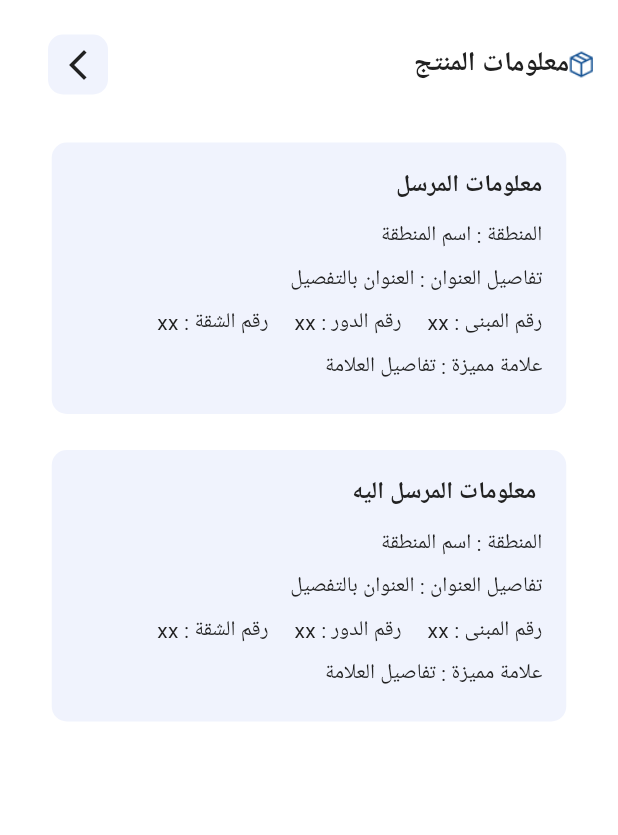
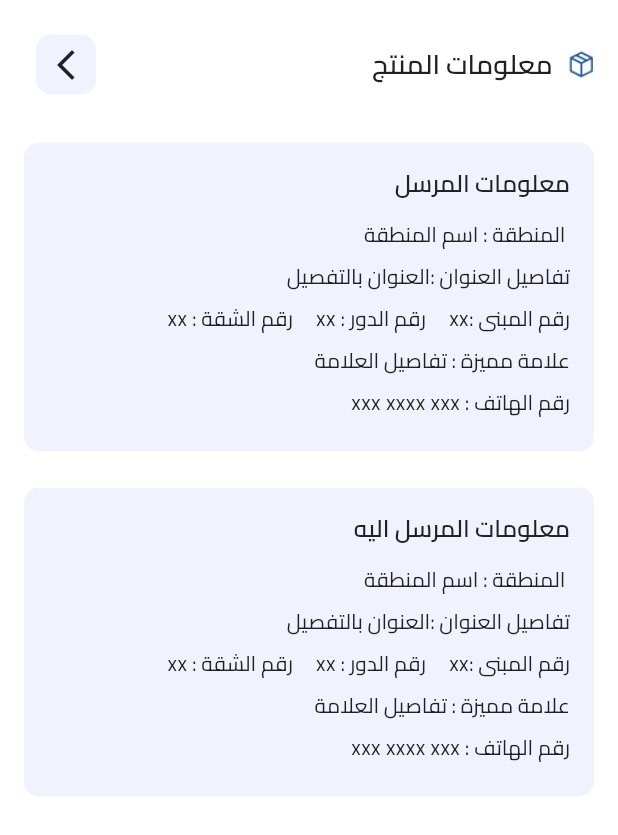
Before and after one commit to KHgamal/project_1, a Flutter app: the ProductView screen opened directly, on a phone screen of 412 x 824 dp. Shown: the top 835 px of the screen. Run offline on Flutter 3.47's test engine with Material 2 defaults, Android fonts, the phone set to English and light mode, and no system bars; our stand-ins replace dartz, equatable, get_it; network calls fail.

Commit message:
"update_product_details"

```diff
--- a/lib/core/common/widgets/app_bar.dart
+++ b/lib/core/common/widgets/app_bar.dart
@@ -1,9 +1,10 @@
 import 'package:flutter/material.dart';
+import 'package:project_1/core/common/widgets/app_bar_action.dart';
 import 'package:project_1/core/res/colours.dart';
 import 'package:project_1/generated/l10n.dart';
 
-class AppBarWidget extends StatelessWidget implements PreferredSizeWidget{
-  const AppBarWidget ({
+class AppBarWidget extends StatelessWidget implements PreferredSizeWidget {
+  const AppBarWidget({
     super.key,
   });
 
@@ -27,8 +28,7 @@ class AppBarWidget extends StatelessWidget implements PreferredSizeWidget{
                 child: CircleAvatar(
                   radius: 30.0,
                   backgroundImage: NetworkImage(
-                      'https://i.pinimg.com/originals/f5/c2/33/f5c233abe166b186b989293ad18ba07a.jpg'
-                  ),
+                      'https://i.pinimg.com/originals/f5/c2/33/f5c233abe166b186b989293ad18ba07a.jpg'),
                 ),
               ),
               const SizedBox(
@@ -42,8 +42,7 @@ class AppBarWidget extends StatelessWidget implements PreferredSizeWidget{
                     style: const TextStyle(
                         color: Colours.secondaryColour,
                         fontSize: 16.0,
-                        fontWeight: FontWeight.w400
-                    ),
+                        fontWeight: FontWeight.w400),
                   ),
                   Text(
                     S.of(context).user_name,
@@ -57,32 +56,15 @@ class AppBarWidget extends StatelessWidget implements PreferredSizeWidget{
               ),
             ],
           ),
-          Padding(
-            padding: const EdgeInsets.all(8.0),
-            child: Container(
-              width: 40,
-              height: 40,
-              decoration: BoxDecoration(
-                color: Colours.secondaryColour,
-                borderRadius: BorderRadius.circular(10.0),
-              ),
-              child: InkWell(
-                onTap: (){},
-                splashColor: Colors.transparent,
-                borderRadius: BorderRadius.circular(24),
-                child:const Icon(
-                  Icons.notifications_none_outlined,
-                  color: Colours.primaryColour,
-                  size: 24.0,
-                ),
-              ),
-            ),
-          ),
+          AppBarAction(
+              child: const Icon(Icons.notifications_none_outlined,
+                  color: Colours.primaryColour, size: 24.0),
+              onTap: () {}),
         ],
       ),
-
     );
   }
+
   @override
   Size get preferredSize => const Size.fromHeight(100);
 }
--- /dev/null
+++ b/lib/core/common/widgets/app_bar_action.dart
@@ -0,0 +1,28 @@
+import 'package:flutter/material.dart';
+
+import '../../res/colours.dart';
+class AppBarAction extends StatelessWidget {
+  const AppBarAction({Key? key, required this.child,required this.onTap}) : super(key: key);
+ final Widget child;
+ final void Function() onTap;
+  @override
+  Widget build(BuildContext context) {
+    return Padding(
+      padding: const EdgeInsets.all(8.0),
+      child: Container(
+        width: 40,
+        height: 40,
+        decoration: BoxDecoration(
+          color: Colours.secondaryColour,
+          borderRadius: BorderRadius.circular(10.0),
+        ),
+        child: InkWell(
+          onTap:onTap,
+          splashColor: Colors.transparent,
+          borderRadius: BorderRadius.circular(24),
+          child:child,
+        ),
+      ),
+    );
+  }
+}
--- /dev/null
+++ b/lib/core/res/styles.dart
@@ -0,0 +1,13 @@
+import 'package:flutter/material.dart';
+import 'package:project_1/core/res/colours.dart';
+abstract class Styles{
+  static const textStyle14=TextStyle(
+      fontSize: 14 , fontWeight: FontWeight.w400 , color: Colours.txtMainColor
+  );
+  static const textStyle16=TextStyle(
+      fontSize: 16 , fontWeight: FontWeight.w600, color: Colours.txtMainColor
+  );
+  static const textStyle18=TextStyle(
+      fontSize: 18 , fontWeight: FontWeight.w600 , color: Colours.txtMainColor
+  );
+}
--- a/lib/l10n/intl_ar.arb
+++ b/lib/l10n/intl_ar.arb
@@ -5,5 +5,5 @@
   "navbar_main": "الرئيسيه",
   "navbar_offers": "العروض",
   "navbar_profile": "حسابى",
-
+  "product_detail_title": "معلومات المنتج",
 }
--- a/lib/l10n/intl_en.arb
+++ b/lib/l10n/intl_en.arb
@@ -5,5 +5,5 @@
   "navbar_main": "Home",
   "navbar_offers": "Home",
   "navbar_profile": "Home",
-
+  "product_detail_title": "product's information",
 }
--- a/lib/main.dart
+++ b/lib/main.dart
@@ -23,6 +23,7 @@ class MyApp extends StatelessWidget {
       theme: ThemeData(
         visualDensity: VisualDensity.adaptivePlatformDensity,
         useMaterial3: true,
+        fontFamily: 'Cairo',
         colorScheme: ColorScheme.fromSwatch(
           accentColor: Colours.primaryColour,),
       ),
--- a/lib/src/dashboard/presentation/views/dashboard_screen.dart
+++ b/lib/src/dashboard/presentation/views/dashboard_screen.dart
@@ -24,7 +24,7 @@ int stackIndex = 2;
         children: const[
           Placeholder(),
           Placeholder(),
-          ProductView(),
+          HomeView(),
         ],
       ),
       bottomNavigationBar: Container(
--- a/lib/src/home/presentation/views/product_details_view.dart
+++ b/lib/src/home/presentation/views/product_details_view.dart
@@ -3,132 +3,32 @@ import 'package:flutter/material.dart';
 import '../../../../core/res/colours.dart';
 import '../../../../core/res/media_res.dart';
 import '../../../../generated/l10n.dart';
+import '../widgets/product_information_appbar.dart';
+import '../widgets/sender_receiver_information_container.dart';
 class ProductView extends StatelessWidget {
   const ProductView({Key? key}) : super(key: key);
   static const route = '/product_details';
   @override
   Widget build(BuildContext context) {
-    return SafeArea(
+    return  SafeArea(
       child: Scaffold(
         backgroundColor: Colors.white,
-        body: Column(
-          children: [
+        body: ListView(
+          children:const [
             Padding(
-              padding: const EdgeInsets.only(top: 15),
-              child: ListTile(
-                leading: Image.asset(Media.titleIcon, width: 19.5,height: 22,) ,
-                ///////////////////////////////////////////
-                title:Align(
-                  alignment: Alignment(1.3, 0),
-                  child: Text("معلومات المنتج",style: TextStyle(
-                    fontWeight: FontWeight.w600, fontSize: 18 , color: Colours.txtMainColor
-                  ),),
-                ),
-                trailing: Padding(
-                  padding: const EdgeInsets.all(8.0),
-                  child: Container(
-                    width: 40,
-                    height: 40,
-                    decoration: BoxDecoration(
-                      color: Colours.secondaryColour,
-                      borderRadius: BorderRadius.circular(10.0),
-                    ),
-                    child: InkWell(
-                      onTap: (){},
-                      splashColor: Colors.transparent,
-                      borderRadius: BorderRadius.circular(24),
-                      child:const Icon(
-                        Icons.arrow_forward_ios_outlined,
-                        color: Colours.txtMainColor,
-                        size: 24.0,
-                      ),
-                    ),
-                  ),
-                ),
-              ),
+              padding: EdgeInsets.only(top: 15 , right: 16 , left: 16),
+              child: ProductInformationAppbar(),
             ),
-            Container(
-              margin: const EdgeInsets.only(top: 24, right: 16, left: 16),
-              padding:const EdgeInsets.all(16) ,
-              width: 343,
-              height:181,
-              decoration: BoxDecoration(
-                color: Colours.secondaryColour,
-                borderRadius: BorderRadius.circular(10.0),
-              ),
-              child:const SingleChildScrollView(
-                child:  Column(
-                  crossAxisAlignment: CrossAxisAlignment.start,
-                  children: [
-                    Text("معلومات المرسل " , style: TextStyle(
-                        fontSize: 16 , fontWeight: FontWeight.w600 , color: Colours.txtMainColor
-                    ),),
-                    SizedBox(height: 12,),
-                    Text("المنطقة : اسم المنطقة " , style: TextStyle(
-                      fontSize: 14 , fontWeight: FontWeight.w400 , color: Colours.txtMainColor
-                    ),) ,
-                    SizedBox(height: 8,),
-                    Text("تفاصيل العنوان : العنوان بالتفصيل" , style: TextStyle(
-                        fontSize: 14 , fontWeight: FontWeight.w400 , color: Colours.txtMainColor
-                    ),),
-                    SizedBox(height: 8,),
-                    Text("رقم المبنى : xx     رقم الدور : xx     رقم الشقة : xx " , style: TextStyle(
-                        fontSize: 14 , fontWeight: FontWeight.w400 , color: Colours.txtMainColor
-                    ),),
-                    SizedBox(height: 8,),
-                    Text("علامة مميزة : تفاصيل العلامة" , style: TextStyle(
-                        fontSize: 14 , fontWeight: FontWeight.w400 , color: Colours.txtMainColor
-                    ),),
-                    SizedBox(height: 8,),
-                    Text("رقم الهاتف : xxx xxxx xxx" , style: TextStyle(
-                        fontSize: 14 , fontWeight: FontWeight.w400 , color: Colours.txtMainColor
-                    ),),
-
-                  ],
-                ),
-              ),
-            ),
-            Container(
-              margin: const EdgeInsets.only(top: 24, right: 16, left: 16),
-              padding:const EdgeInsets.all(16) ,
-              width: 343,
-              height:181,
-              decoration: BoxDecoration(
-                color: Colours.secondaryColour,
-                borderRadius: BorderRadius.circular(10.0),
-              ),
-              child:const SingleChildScrollView(
-                child:  Column(
-                  crossAxisAlignment: CrossAxisAlignment.start,
-                  children: [
-                    Text(" معلومات المرسل اليه " , style: TextStyle(
-                        fontSize: 16 , fontWeight: FontWeight.w600 , color: Colours.txtMainColor
-                    ),),
-                    SizedBox(height: 12,),
-                    Text("المنطقة : اسم المنطقة " , style: TextStyle(
-                        fontSize: 14 , fontWeight: FontWeight.w400 , color: Colours.txtMainColor
-                    ),) ,
-                    SizedBox(height: 8,),
-                    Text("تفاصيل العنوان : العنوان بالتفصيل" , style: TextStyle(
-                        fontSize: 14 , fontWeight: FontWeight.w400 , color: Colours.txtMainColor
-                    ),),
-                    SizedBox(height: 8,),
-                    Text("رقم المبنى : xx     رقم الدور : xx     رقم الشقة : xx " , style: TextStyle(
-                        fontSize: 14 , fontWeight: FontWeight.w400 , color: Colours.txtMainColor
-                    ),),
-                    SizedBox(height: 8,),
-                    Text("علامة مميزة : تفاصيل العلامة" , style: TextStyle(
-                        fontSize: 14 , fontWeight: FontWeight.w400 , color: Colours.txtMainColor
-                    ),),
-                    SizedBox(height: 8,),
-                    Text("رقم الهاتف : xxx xxxx xxx" , style: TextStyle(
-                        fontSize: 14 , fontWeight: FontWeight.w400 , color: Colours.txtMainColor
-                    ),),
-
-                  ],
-                ),
-              ),
-            ),
+            SenderReceiverInformationContainer(
+                title: "معلومات المرسل ", locationText: "اسم المنطقة",
+                addressInDetail: "العنوان بالتفصيل", buildingNumber: "xx",
+                floorNumber:"xx" , apartmentNumber:"xx",
+                markDetails: "تفاصيل العلامة", phoneNumber: "xxx xxxx xxx"),
+            SenderReceiverInformationContainer(
+                title: "معلومات المرسل اليه ", locationText: "اسم المنطقة",
+                addressInDetail: "العنوان بالتفصيل", buildingNumber: "xx",
+                floorNumber:"xx" , apartmentNumber:"xx",
+                markDetails: "تفاصيل العلامة", phoneNumber: "xxx xxxx xxx"),
           ],
         ),
       ),
--- /dev/null
+++ b/lib/src/home/presentation/widgets/product_information_appbar.dart
@@ -0,0 +1,32 @@
+import 'package:flutter/material.dart';
+import 'package:project_1/core/common/widgets/app_bar_action.dart';
+import 'package:project_1/core/res/styles.dart';
+
+import '../../../../core/res/colours.dart';
+import '../../../../core/res/media_res.dart';
+class ProductInformationAppbar extends StatelessWidget {
+  const ProductInformationAppbar({Key? key}) : super(key: key);
+
+  @override
+  Widget build(BuildContext context) {
+    return Row(
+      mainAxisAlignment: MainAxisAlignment.spaceBetween,
+      children: [
+        Row(
+          children: [
+            Image.asset(Media.titleIcon, width: 19.5,height: 22,) ,
+            const SizedBox(width: 8,),
+            const Text("معلومات المنتج",style:Styles.textStyle18),
+          ],
+        ),
+        AppBarAction(
+          child: const Icon(
+            Icons.arrow_forward_ios_outlined,
+            color: Colours.txtMainColor,
+            size: 24.0,
+          ), onTap: (){},),
+      ],
+
+    );
+  }
+}
--- a/lib/src/home/presentation/widgets/products_grid_view.dart
+++ b/lib/src/home/presentation/widgets/products_grid_view.dart
@@ -8,6 +8,7 @@ class ShowProductsGridView extends StatelessWidget {
 
   @override
   Widget build(BuildContext context) {
+    final isLandScape=MediaQuery.of(context).orientation==Orientation.landscape;
     final size =MediaQuery.of(context).size;
     return LayoutBuilder(
       builder: (context,constraints){
@@ -16,15 +17,21 @@ class ShowProductsGridView extends StatelessWidget {
           runSpacing: constraints.maxWidth*0.04,
           runAlignment: WrapAlignment.spaceEvenly,
           children: textList.map((e) {
-            return Container(
+            return GestureDetector(
+              onTap: ()=>  Navigator.pushNamed(
+                context,
+                '/product_details',
+              ),
+              child: Container(
                   padding: const EdgeInsets.all(16),
-                height: constraints.maxWidth*0.48,
+                  height: isLandScape? constraints.maxWidth*0.28: constraints.maxWidth*0.48,
                   width: constraints.maxWidth*0.48,
                   decoration: BoxDecoration(
                     color: Colours.secondaryColour,
                     borderRadius: BorderRadius.circular(10),
                   ),
                   child: const ProductsInformationListView()
+              ),
             );
           }).toList(),
 
--- /dev/null
+++ b/lib/src/home/presentation/widgets/sender_receiver_information_container.dart
@@ -0,0 +1,53 @@
+import 'package:flutter/material.dart';
+
+import '../../../../core/res/colours.dart';
+import '../../../../core/res/styles.dart';
+class SenderReceiverInformationContainer extends StatelessWidget {
+  const SenderReceiverInformationContainer({Key? key, required this.title, required this.locationText, required this.addressInDetail, required this.buildingNumber, required this.floorNumber, required this.apartmentNumber, required this.markDetails, required this.phoneNumber}) : super(key: key);
+final String title;
+final String locationText;
+final String addressInDetail;
+final String buildingNumber;
+final String floorNumber;
+final String apartmentNumber;
+final String markDetails;
+final String phoneNumber;
+  @override
+  Widget build(BuildContext context) {
+    final isLandScape=MediaQuery.of(context).orientation==Orientation.landscape;
+    return LayoutBuilder(
+      builder: (context , constrain) {
+        return Container(
+          margin: const EdgeInsets.only(top: 24, right: 16, left: 16),
+          padding:const EdgeInsets.all(16) ,
+          height: isLandScape? constrain.maxWidth*0.3: constrain.maxWidth*0.5,
+          width: constrain.maxWidth*0.9,
+          decoration: BoxDecoration(
+            color: Colours.secondaryColour,
+            borderRadius: BorderRadius.circular(10.0),
+          ),
+          child: SingleChildScrollView(
+            child:Column(
+              crossAxisAlignment: CrossAxisAlignment.start,
+              children: [
+                Text(title , style:Styles.textStyle16),
+               const SizedBox(height: 12,),
+                Text(" المنطقة : $locationText " , style: Styles.textStyle14) ,
+               const SizedBox(height: 8,),
+                Text("تفاصيل العنوان :$addressInDetail " , style:Styles.textStyle14),
+               const SizedBox(height: 8,),
+                Text("رقم المبنى :$buildingNumber     رقم الدور : $floorNumber     رقم الشقة : $apartmentNumber " ,
+                  style:Styles.textStyle14),
+               const SizedBox(height: 8,),
+                Text("علامة مميزة : $markDetails" , style: Styles.textStyle14),
+               const SizedBox(height: 8,),
+                Text("رقم الهاتف : $phoneNumber" , style:Styles.textStyle14),
+
+              ],
+            ),
+          ),
+        );
+      }
+    );
+  }
+}
```
Also changed, not shown: pubspec.yaml (+5 -6 lines), assets/fonts/Cairo-VariableFont_slnt,wght.ttf (added). Lines whose indentation alone changed are shown as unchanged.
